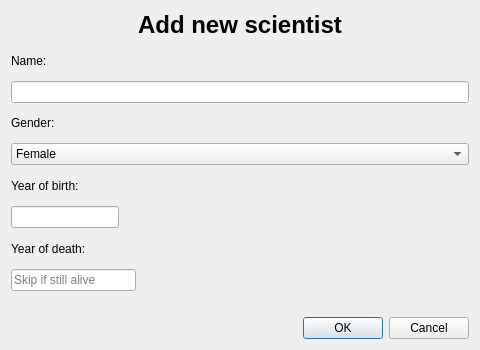
Before: the Qt Designer form addscientist.ui in Hopur-50/Verkefni3, drawn with Qt 5.
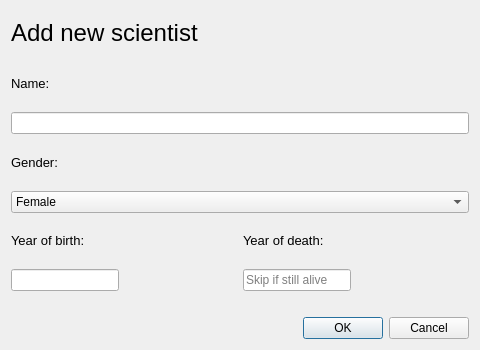
After: the same form once the commit is applied.

Diff of the .ui file:
```diff
--- a/addscientist.ui
+++ b/addscientist.ui
@@ -29,7 +29,7 @@
       <enum>QFrame::Sunken</enum>
      </property>
      <property name="text">
-      <string>&lt;html&gt;&lt;head/&gt;&lt;body&gt;&lt;p align=&quot;center&quot;&gt;&lt;span style=&quot; font-size:18pt; font-weight:600; color:#000000;&quot;&gt;Add new scientist&lt;/span&gt;&lt;/p&gt;&lt;/body&gt;&lt;/html&gt;</string>
+      <string>&lt;html&gt;&lt;head/&gt;&lt;body&gt;&lt;p&gt;&lt;span style=&quot; font-size:18pt; color:#000000;&quot;&gt;Add new scientist&lt;/span&gt;&lt;/p&gt;&lt;/body&gt;&lt;/html&gt;</string>
      </property>
      <property name="textFormat">
       <enum>Qt::RichText</enum>
@@ -39,7 +39,7 @@
    <item>
     <widget class="QLabel" name="label">
      <property name="text">
-      <string>Name:</string>
+      <string>&lt;html&gt;&lt;head/&gt;&lt;body&gt;&lt;p&gt;&lt;span style=&quot; font-size:10pt;&quot;&gt;Name:&lt;/span&gt;&lt;/p&gt;&lt;/body&gt;&lt;/html&gt;</string>
      </property>
     </widget>
    </item>
@@ -53,7 +53,7 @@
    <item>
     <widget class="QLabel" name="label_2">
      <property name="text">
-      <string>Gender:</string>
+      <string>&lt;html&gt;&lt;head/&gt;&lt;body&gt;&lt;p&gt;&lt;span style=&quot; font-size:10pt;&quot;&gt;Gender:&lt;/span&gt;&lt;/p&gt;&lt;/body&gt;&lt;/html&gt;</string>
      </property>
     </widget>
    </item>
@@ -77,34 +77,59 @@
     </widget>
    </item>
    <item>
+    <layout class="QHBoxLayout" name="horizontalLayout_3">
+     <item>
     <widget class="QLabel" name="label_3">
      <property name="text">
-      <string>Year of birth:</string>
-     </property>
-    </widget>
-   </item>
-   <item>
-    <widget class="QLineEdit" name="lineYearOfBirth">
-     <property name="sizePolicy">
-      <sizepolicy hsizetype="Fixed" vsizetype="Fixed">
-       <horstretch>0</horstretch>
-       <verstretch>0</verstretch>
-      </sizepolicy>
-     </property>
-     <property name="inputMethodHints">
-      <set>Qt::ImhDigitsOnly|Qt::ImhPreferNumbers</set>
-     </property>
-     <property name="maxLength">
-      <number>4</number>
+        <string>&lt;html&gt;&lt;head/&gt;&lt;body&gt;&lt;p&gt;&lt;span style=&quot; font-size:10pt;&quot;&gt;Year of birth:&lt;/span&gt;&lt;/p&gt;&lt;/body&gt;&lt;/html&gt;</string>
      </property>
     </widget>
    </item>
    <item>
     <widget class="QLabel" name="label_5">
      <property name="text">
-      <string>Year of death:  </string>
-     </property>
-    </widget>
+        <string>&lt;html&gt;&lt;head/&gt;&lt;body&gt;&lt;p&gt;&lt;span style=&quot; font-size:10pt;&quot;&gt;Year of death:  &lt;/span&gt;&lt;/p&gt;&lt;/body&gt;&lt;/html&gt;</string>
+       </property>
+      </widget>
+     </item>
+    </layout>
+   </item>
+   <item>
+    <layout class="QHBoxLayout" name="horizontalLayout_4">
+     <item>
+      <widget class="QLineEdit" name="lineYearOfBirth">
+       <property name="sizePolicy">
+        <sizepolicy hsizetype="Fixed" vsizetype="Fixed">
+         <horstretch>0</horstretch>
+         <verstretch>0</verstretch>
+        </sizepolicy>
+       </property>
+       <property name="maximumSize">
+        <size>
+         <width>125</width>
+         <height>16777215</height>
+        </size>
+       </property>
+       <property name="inputMethodHints">
+        <set>Qt::ImhDigitsOnly|Qt::ImhPreferNumbers</set>
+       </property>
+       <property name="maxLength">
+        <number>4</number>
+       </property>
+      </widget>
+     </item>
+     <item>
+      <spacer name="horizontalSpacer_2">
+       <property name="orientation">
+        <enum>Qt::Horizontal</enum>
+       </property>
+       <property name="sizeHint" stdset="0">
+        <size>
+         <width>40</width>
+         <height>20</height>
+        </size>
+       </property>
+      </spacer>
    </item>
    <item>
     <widget class="QLineEdit" name="lineYearOfDeath">
@@ -133,6 +158,21 @@
       <string>Skip if still alive</string>
      </property>
     </widget>
+     </item>
+     <item>
+      <spacer name="horizontalSpacer_3">
+       <property name="orientation">
+        <enum>Qt::Horizontal</enum>
+       </property>
+       <property name="sizeHint" stdset="0">
+        <size>
+         <width>40</width>
+         <height>20</height>
+        </size>
+       </property>
+      </spacer>
+     </item>
+    </layout>
    </item>
    <item>
     <spacer name="horizontalSpacer">
```
Lines whose indentation alone changed are shown as unchanged.
